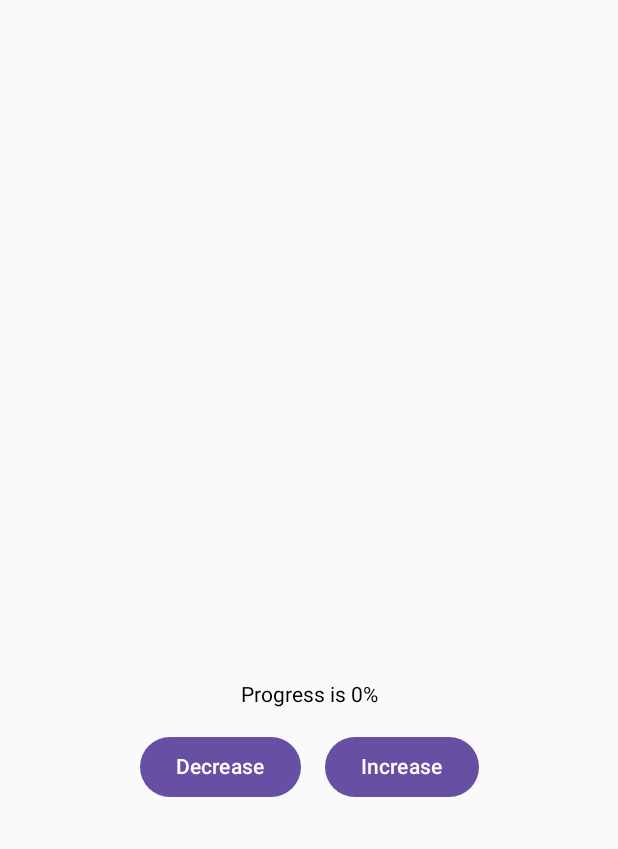
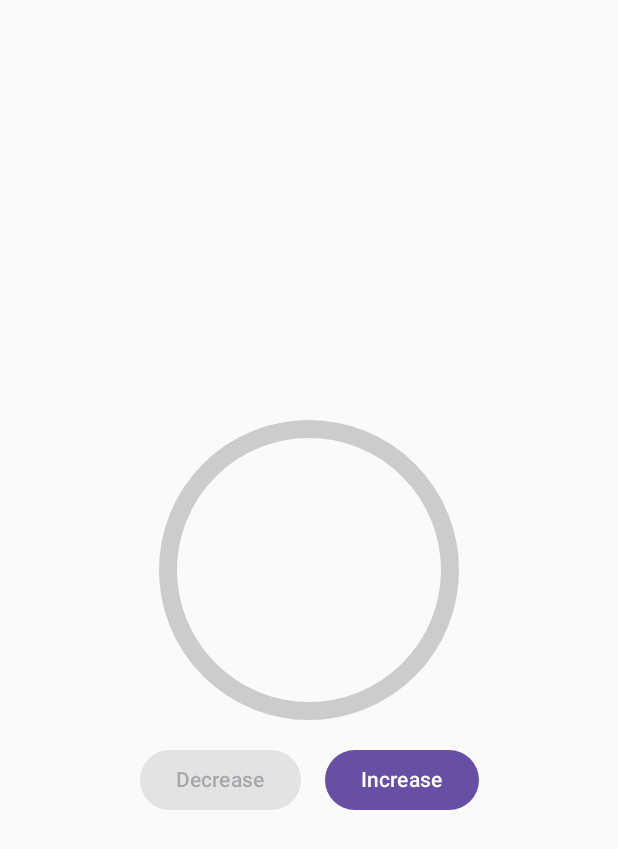
Before and after one commit to iRonSam007/ComposeTutoApp, an Android app built with Jetpack Compose: the screen it shows after launch (MainActivity), on a phone screen of 412 x 824 dp. Shown: the top 849 px of the screen. Run offline under Robolectric (Android 15) with nearby library versions, the phone set to English and light mode, and no system bars; our stand-ins replace constraintlayout-compose; Roboto replaces fonts that are not available here.

Commit message:
feat: add ProgressBar by Canvas

```diff
--- a/app/src/main/java/com/example/composetutoapp/MainActivity.kt
+++ b/app/src/main/java/com/example/composetutoapp/MainActivity.kt
@@ -8,6 +8,7 @@ import androidx.activity.ComponentActivity
 import androidx.activity.compose.setContent
 import androidx.activity.enableEdgeToEdge
 import androidx.compose.animation.core.animateFloatAsState
+import androidx.compose.foundation.Canvas
 import androidx.compose.foundation.Image
 import androidx.compose.foundation.background
 import androidx.compose.foundation.border
@@ -68,8 +69,12 @@ import androidx.compose.ui.Alignment
 import androidx.compose.ui.Modifier
 import androidx.compose.ui.focus.FocusRequester
 import androidx.compose.ui.focus.FocusRequester.Companion.createRefs
+import androidx.compose.ui.geometry.Offset
+import androidx.compose.ui.geometry.Size
 import androidx.compose.ui.graphics.Brush
 import androidx.compose.ui.graphics.Color
+import androidx.compose.ui.graphics.StrokeCap
+import androidx.compose.ui.graphics.drawscope.Stroke
 import androidx.compose.ui.graphics.painter.Painter
 import androidx.compose.ui.layout.ContentScale
 import androidx.compose.ui.platform.LocalContext
@@ -111,14 +116,80 @@ class MainActivity : ComponentActivity() {
             //ConstraintLayoutCompose_1()
             //ConstraintLayoutCompose_2()
             //EffectHandlers()
-            Animated_CircularProgressBar()
-
+            //Animated_CircularProgressBar()
+            Animated_CircularProgressBarCanva()
         }
     }
 }
+//11.1 - Animation CPB Using Canvas
+@Composable
+fun Animated_CircularProgressBarCanva(){
+    // progress 0.0f to 1.0f
+    var progress by remember { mutableStateOf(0.0f) }
 
+    // Animate progress for smooth update
+    val animatedProgress by animateFloatAsState(
+        targetValue = progress,
+        animationSpec = ProgressIndicatorDefaults.ProgressAnimationSpec
+    )
+    Column(
+        modifier = Modifier
+            .fillMaxSize()
+            .padding(16.dp),
+        verticalArrangement = Arrangement.Center,
+        horizontalAlignment = Alignment.CenterHorizontally
+    ){
+        Box(modifier = Modifier.size(200.dp)){
+            Canvas(modifier = Modifier.fillMaxSize()) {
+                //Canvas dimensions
+                val canvaSize = size.minDimension
+                val strokeWith = 12.dp.toPx()
 
-//11 - Animation:
+                //draw background circle
+                drawCircle(
+                    color = Color.LightGray,
+                    radius = canvaSize/2 - strokeWith/2,
+                    center = center,
+                    style = Stroke(width = strokeWith)
+                )
+
+                //draw progress arc
+                drawArc(
+                    color = Color(0xFF6200EE),
+                    startAngle = 90f,                      // Start at the top
+                    sweepAngle = animatedProgress * 360f,   // progress angle
+                    useCenter = false,
+                    style = Stroke(
+                        width = strokeWith,
+                        cap = StrokeCap.Round               // Rounded end
+                    ),
+                    topLeft = Offset(
+                        x = strokeWith / 2,
+                        y = strokeWith / 2
+                    ),
+                    size = Size(
+                        width = canvaSize - strokeWith,
+                        height = canvaSize - strokeWith
+                    )
+                )
+            }
+
+        }
+        Spacer(modifier = Modifier.height(16.dp))
+        Row(horizontalArrangement = Arrangement.spacedBy(16.dp)) {
+            Button(onClick  = { if(progress > 0) progress -=0.1f}, enabled = progress >0)
+            {
+                Text("Decrease")
+            }
+            Button(onClick = { if(progress < 1.0f ) progress +=0.1f }, enabled = progress < 1) {
+                Text("Increase")
+            }
+        }
+
+    }
+}
+
+//11.1 - Animation: ProgressBar
 @Composable
 fun Animated_CircularProgressBar(){
     // Progress state (0.0f to 1.0f)
```
